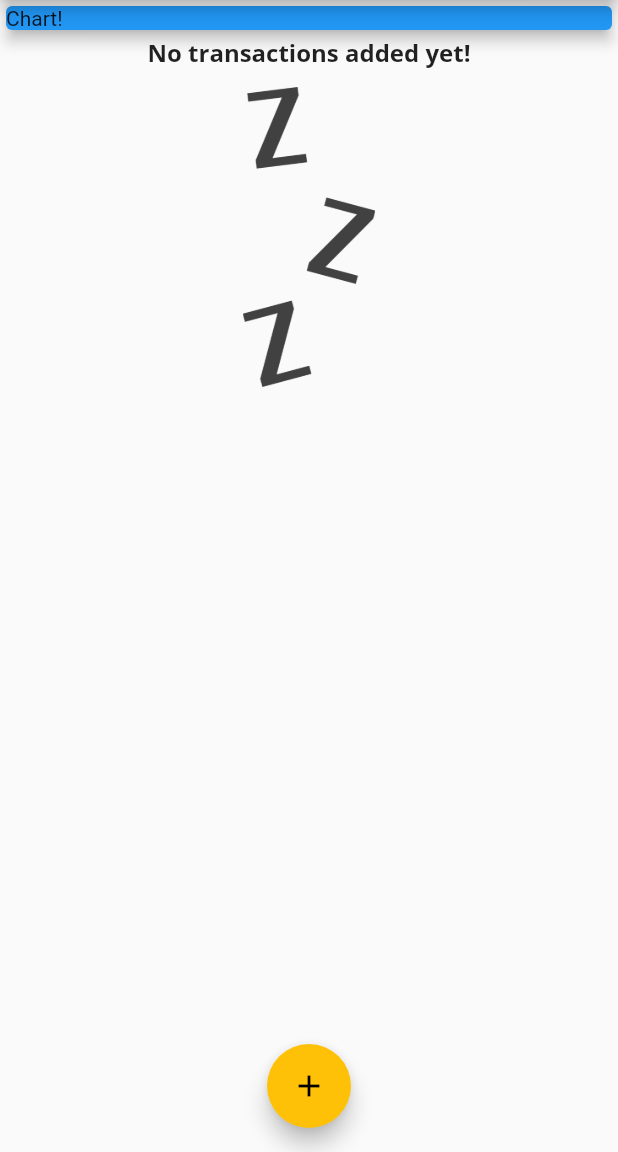
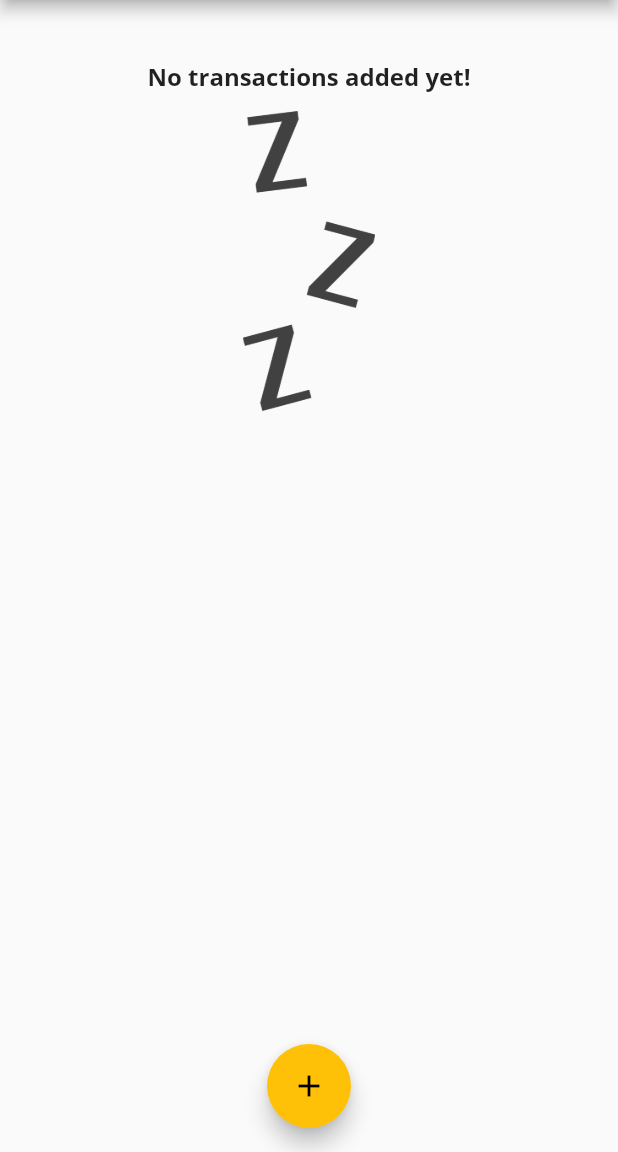
Before and after one commit to Auclown/flutter-personal-expenses, a Flutter app: the screen it shows after launch, on a phone screen of 412 x 824 dp, the part 84-1236 px from its top. Run offline on Flutter 3.47's test engine with Material 2 defaults, Android fonts, the phone set to English and light mode, and no system bars.

```diff
--- a/lib/main.dart
+++ b/lib/main.dart
@@ -3,6 +3,7 @@ import 'package:personal_expenses/widgets/new_transaction.dart';
 
 import "./widgets/transaction_list.dart";
 import "./widgets/new_transaction.dart";
+import "./widgets/chart.dart";
 import "./models/transaction.dart";
 
 void main() {
@@ -57,6 +58,16 @@ class _MyHomePageState extends State<MyHomePage> {
     // )
   ];
 
+  List<Transaction> get _recentTransactions {
+    return _userTransactions.where((tx) {
+      return tx.date.isAfter(
+        DateTime.now().subtract(
+          Duration(days: 7),
+        ),
+      );
+    }).toList();
+  }
+
   void _addNewTransaction(String txTitle, double txAmount) {
     final newTx = Transaction(
       title: txTitle,
@@ -102,14 +113,7 @@ class _MyHomePageState extends State<MyHomePage> {
           // mainAxisAlignment: MainAxisAlignment.spaceAround,
           crossAxisAlignment: CrossAxisAlignment.stretch,
           children: <Widget>[
-            Container(
-              width: double.infinity,
-              child: Card(
-                color: Colors.blue,
-                child: Text("Chart!"),
-                elevation: 4,
-              ),
-            ),
+            Chart(_recentTransactions),
             TransactionList(_userTransactions),
           ],
         ),
```
